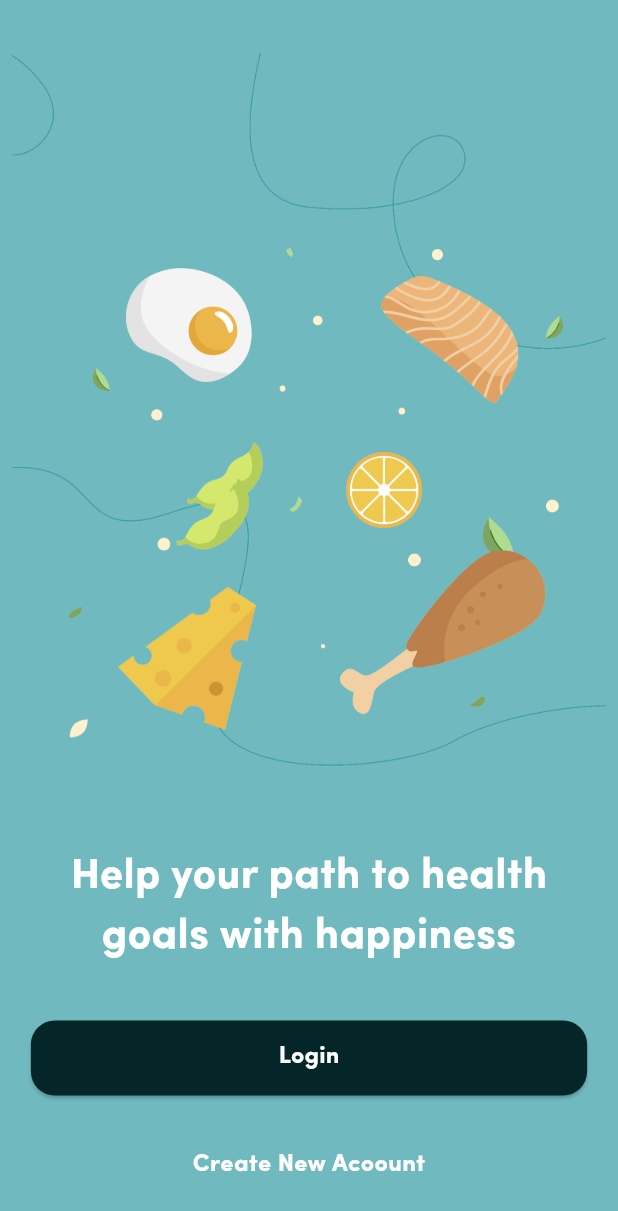
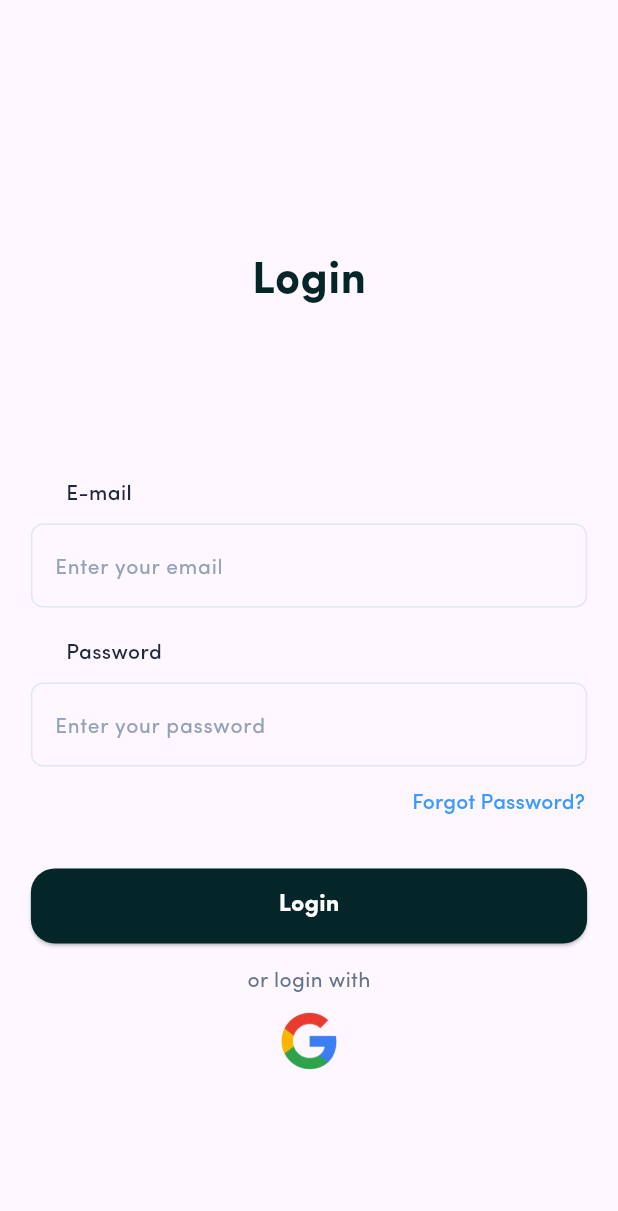
Before and after one commit to Priyanshg0211/MealTIme-App, a Flutter app: the authintroscreen screen opened directly, after a tap on "Login", on a phone screen of 412 x 824 dp. Shown: the top 1211 px of the screen. Run offline on Flutter 3.47's test engine with Material 3 defaults, Android fonts, the phone set to English and light mode, and no system bars; our stand-ins replace lottie.

Commit message:
Completed the UI of Login Screen

```diff
--- /dev/null
+++ b/lib/Screens/Authnetication/LoginScreen.dart
@@ -0,0 +1,184 @@
+import 'package:flutter/material.dart';
+
+class LoginScreen extends StatefulWidget {
+  const LoginScreen({super.key});
+
+  @override
+  State<LoginScreen> createState() => _LoginScreenState();
+}
+
+class _LoginScreenState extends State<LoginScreen> {
+  @override
+  Widget build(BuildContext context) {
+    return Scaffold(
+      appBar: AppBar(
+        automaticallyImplyLeading: false,
+      ),
+      body: Column(
+        mainAxisAlignment: MainAxisAlignment.spaceEvenly,
+        children: [
+          Text(
+            "Login",
+            style: TextStyle(
+              fontFamily: 'SofiaPro',
+              fontSize: 30,
+              fontWeight: FontWeight.bold,
+              color: Color(0xff042628),
+            ),
+          ),
+          Form(
+            child: Column(
+              mainAxisAlignment: MainAxisAlignment.center,
+              children: [
+                Container(
+                  margin: EdgeInsets.only(right: 280),
+                  child: Text(
+                    'E-mail',
+                    style: TextStyle(
+                        fontFamily: 'SofiaPro',
+                        color: Color(0xff1E293B),
+                        fontWeight: FontWeight.w500,
+                        fontSize: 14),
+                  ),
+                ),
+                SizedBox(
+                  height: 10,
+                ),
+                Container(
+                  width: MediaQuery.sizeOf(context).width * 0.9,
+                  child: TextFormField(
+                    cursorColor: Color(0xff042628),
+                    decoration: InputDecoration(
+                      hintText: 'Enter your email',
+                      hintStyle: TextStyle(
+                          fontFamily: 'SofiaPro',
+                          fontWeight: FontWeight.normal,
+                          fontSize: 14,
+                          color: Color(0xff94A3B8)),
+                      border: InputBorder.none,
+                      enabledBorder: OutlineInputBorder(
+                        borderSide: BorderSide(color: Color(0xffE2E8F0)),
+                        borderRadius: BorderRadius.circular(8),
+                      ),
+                      focusedBorder: OutlineInputBorder(
+                        borderSide: BorderSide(color: Color(0xffE2E8F0)),
+                      ),
+                    ),
+                    keyboardType: TextInputType.emailAddress,
+                    validator: (value) {
+                      if (value == null || value.isEmpty) {
+                        return 'Please enter your email';
+                      }
+                      if (!value.contains('@')) {
+                        return 'Please enter a valid email';
+                      }
+                      return null;
+                    },
+                  ),
+                ),
+                SizedBox(
+                  height: 20,
+                ),
+                Container(
+                  margin: EdgeInsets.only(right: 260),
+                  child: Text(
+                    'Password',
+                    style: TextStyle(
+                        fontFamily: 'SofiaPro',
+                        color: Color(0xff1E293B),
+                        fontWeight: FontWeight.w500,
+                        fontSize: 14),
+                  ),
+                ),
+                SizedBox(
+                  height: 10,
+                ),
+                Container(
+                  width: MediaQuery.sizeOf(context).width * 0.9,
+                  child: TextFormField(
+                    cursorColor: Color(0xff042628),
+                    decoration: InputDecoration(
+                      hintText: 'Enter your password',
+                      hintStyle: TextStyle(
+                          fontFamily: 'SofiaPro',
+                          fontWeight: FontWeight.normal,
+                          fontSize: 14,
+                          color: Color(0xff94A3B8)),
+                      border: InputBorder.none,
+                      enabledBorder: OutlineInputBorder(
+                        borderSide: BorderSide(color: Color(0xffE2E8F0)),
+                        borderRadius: BorderRadius.circular(8),
+                      ),
+                      focusedBorder: OutlineInputBorder(
+                        borderSide: BorderSide(color: Color(0xffE2E8F0)),
+                      ),
+                    ),
+                    keyboardType: TextInputType.name,
+                  ),
+                ),
+                Row(mainAxisAlignment: MainAxisAlignment.end, children: [
+                  Padding(
+                    padding: EdgeInsets.only(right: 10),
+                    child: TextButton(
+                      onPressed: () {},
+                      child: Text(
+                        'Forgot Password?',
+                        style: TextStyle(
+                            fontFamily: 'SofiaPro',
+                            color: Color(0xff3C9AFB),
+                            fontSize: 14),
+                      ),
+                    ),
+                  ),
+                ]),
+                SizedBox(
+                  height: 20,
+                ),
+                Container(
+                  height: 50,
+                  width: MediaQuery.sizeOf(context).width * 0.9,
+                  child: ElevatedButton(
+                    style: ElevatedButton.styleFrom(
+                        backgroundColor: Color(0xff042628),
+                        shape: RoundedRectangleBorder(
+                          borderRadius: BorderRadius.circular(16),
+                        )),
+                    onPressed: () {},
+                    child: Text(
+                      'Login',
+                      style: TextStyle(
+                          fontFamily: 'SofiaPro',
+                          fontWeight: FontWeight.bold,
+                          fontSize: 16,
+                          color: Colors.white),
+                    ),
+                  ),
+                ),
+                SizedBox(
+                  height: 15,
+                ),
+                Text(
+                  'or login with',
+                  style: TextStyle(
+                    fontFamily: 'SofiaPro',
+                    fontSize: 14,
+                    color: Color(0xff64748B),
+                  ),
+                ),
+                SizedBox(
+                  height: 10,
+                ),
+                Image.asset(
+                  "assets/images/googleicon.png",
+                  height: 40,
+                  width: 40,
+                  fit: BoxFit.cover,
+                ),
+              ],
+            ),
+          ),
+        ],
+      ),
+    );
+  }
+}
--- a/lib/Screens/Authnetication/introauthscreen.dart
+++ b/lib/Screens/Authnetication/introauthscreen.dart
@@ -1,6 +1,7 @@
 import 'package:flutter/cupertino.dart';
 import 'package:flutter/material.dart';
 import 'package:flutter/widgets.dart';
+import 'package:mealtime/Screens/Authnetication/LoginScreen.dart';
 
 class authintroscreen extends StatefulWidget {
   const authintroscreen({super.key});
@@ -18,7 +19,7 @@ class _authintroscreenState extends State<authintroscreen> {
         mainAxisAlignment: MainAxisAlignment.spaceEvenly,
         children: [
           Container(
-            height: MediaQuery.sizeOf(context).height*0.6,
+            height: MediaQuery.sizeOf(context).height * 0.6,
             width: MediaQuery.sizeOf(context).width,
             child: Image.asset("assets/images/authinfoscreeassest.png"),
           ),
@@ -41,7 +42,10 @@ class _authintroscreenState extends State<authintroscreen> {
                   shape: RoundedRectangleBorder(
                     borderRadius: BorderRadius.circular(16),
                   )),
-              onPressed: () {},
+              onPressed: () {
+                Navigator.push(context,
+                    MaterialPageRoute(builder: (context) => LoginScreen()));
+              },
               child: Text(
                 'Login',
                 style: TextStyle(
@@ -56,12 +60,15 @@ class _authintroscreenState extends State<authintroscreen> {
             onTap: () {
               print("pressed");
             },
-            child: Text("Create New Acoount",style: TextStyle(
-              fontFamily: 'SofiaPro',
-              fontWeight: FontWeight.bold,
-              fontSize: 16,
-              color: Colors.white,
-            ),),
+            child: Text(
+              "Create New Acoount",
+              style: TextStyle(
+                fontFamily: 'SofiaPro',
+                fontWeight: FontWeight.bold,
+                fontSize: 16,
+                color: Colors.white,
+              ),
+            ),
           )
         ],
       ),
--- a/pubspec.yaml
+++ b/pubspec.yaml
@@ -74,6 +74,8 @@ flutter:
     - assets/images/onboardingfive.json
     - assets/images/loginbg.png
     - assets/images/authinfoscreeassest.png
+    - assets/images/SSO Icon.png
+    - assets/images/googleicon.png
 
 
   # An image asset can refer to one or more resolution-specific "variants", see
```
Also changed, not shown: assets/images/SSO Icon.png (added), assets/images/googleicon.png (added).
